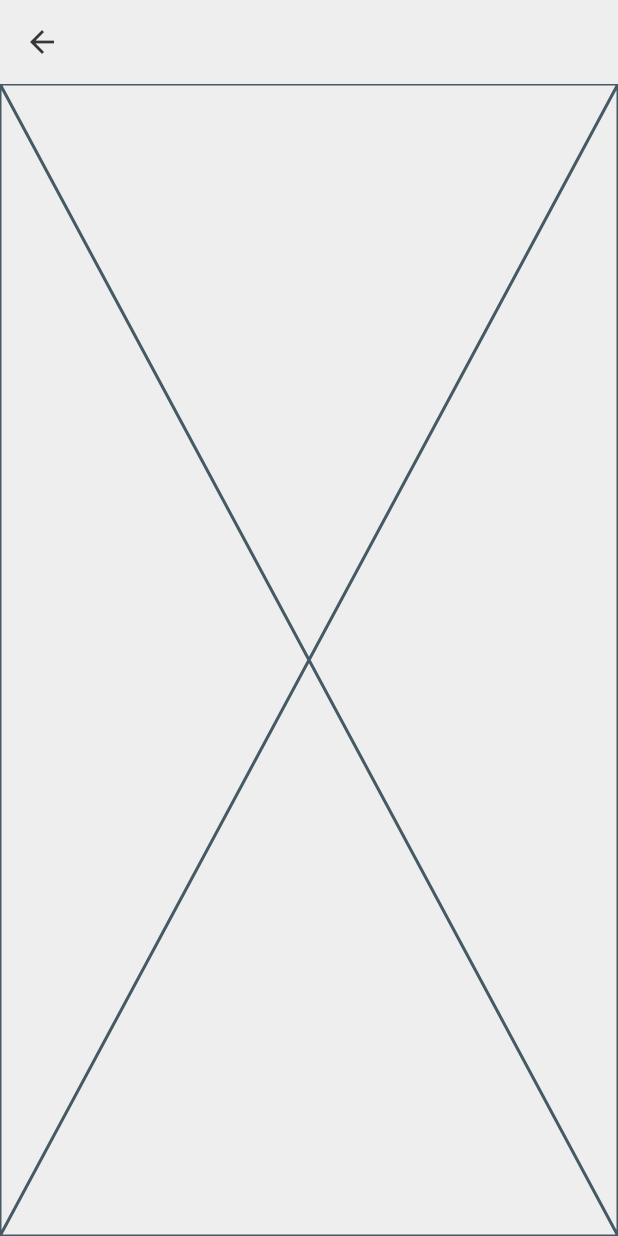
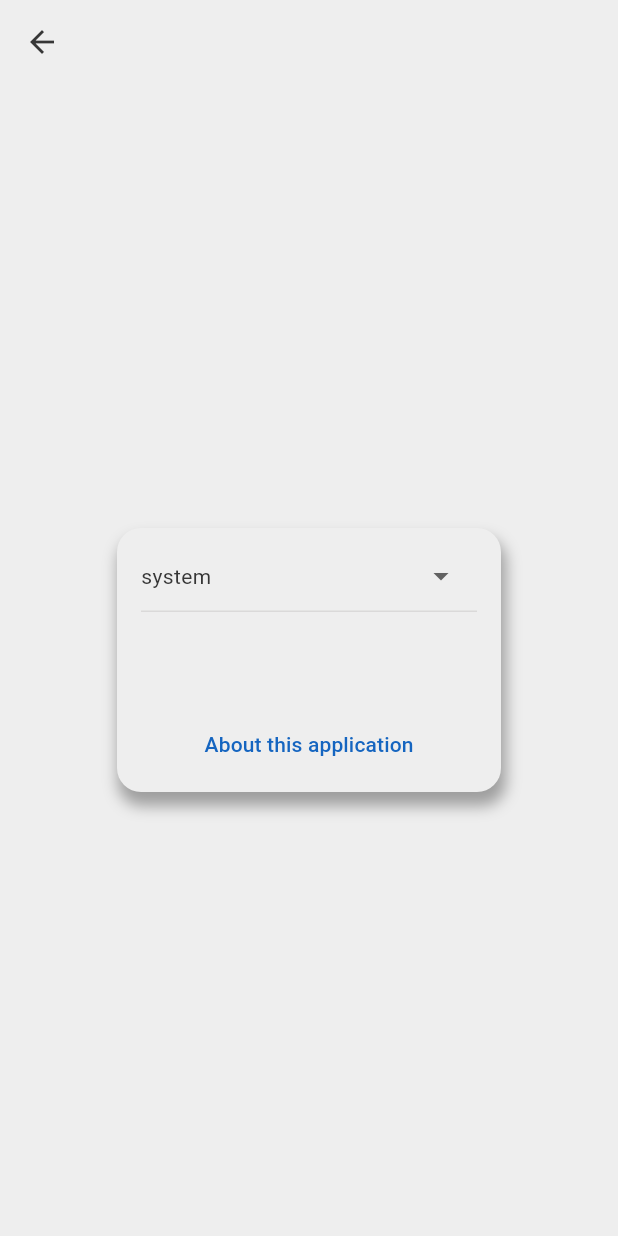
Before and after one commit to Aidaman/gurps_character_creation, a Flutter app: the screen it shows after launch, after a tap on the "settings" icon, on a phone screen of 412 x 824 dp. Run offline on Flutter 3.47's test engine with Material 3 defaults, Android fonts, the phone set to English and light mode, and no system bars; our stand-ins replace flutter_svg, gap.

Commit message:
feature: added Theme changes fature: added Settings Page and it's minimal kit refactor: moved SettingsCard to it's own widget and file

```diff
--- a/lib/main.dart
+++ b/lib/main.dart
@@ -2,6 +2,7 @@ import 'package:flutter/material.dart';
 import 'package:gurps_character_creation/providers/aspects_provider.dart';
 import 'package:gurps_character_creation/pages/homepage.dart';
 import 'package:gurps_character_creation/providers/character_provider.dart';
+import 'package:gurps_character_creation/providers/theme_provider.dart';
 import 'package:gurps_character_creation/utilities/app_routes.dart';
 import 'package:provider/provider.dart';
 
@@ -11,6 +12,7 @@ void main() {
       providers: [
         ChangeNotifierProvider(create: (_) => AspectsProvider()),
         ChangeNotifierProvider(create: (_) => CharacterProvider()),
+        ChangeNotifierProvider(create: (_) => ThemeProvider()),
       ],
       child: const MyApp(),
     ),
@@ -34,6 +36,8 @@ class _MyAppState extends State<MyApp> {
 
   @override
   Widget build(BuildContext context) {
+    final ThemeProvider themeProvider = Provider.of<ThemeProvider>(context);
+
     return MaterialApp(
       title: 'GURPS Character Sheet',
       theme: ThemeData(
@@ -66,7 +70,7 @@ class _MyAppState extends State<MyApp> {
         ),
         useMaterial3: true,
       ),
-      themeMode: ThemeMode.system,
+      themeMode: themeProvider.currentTheme,
       routes: Map.fromEntries(
         routes.map(
           (route) => MapEntry(
--- a/lib/pages/homepage.dart
+++ b/lib/pages/homepage.dart
@@ -1,6 +1,7 @@
 import 'package:flutter/material.dart';
 import 'package:flutter_svg/svg.dart';
 import 'package:gurps_character_creation/utilities/app_routes.dart';
+import 'package:gurps_character_creation/utilities/common_constants.dart';
 import 'package:gurps_character_creation/utilities/responsive_layouting_constants.dart';
 
 class Homepage extends StatelessWidget {
@@ -32,8 +33,8 @@ class Homepage extends StatelessWidget {
             SvgPicture.asset(
               'assets/spell_book.svg',
               height: MediaQuery.of(context).size.width <= MAX_MOBILE_WIDTH
-                  ? 128
-                  : 200,
+                  ? LOGO_ICON_SIZE_MOBILE
+                  : LOGO_ICON_SIZE_DESKTOP,
             ),
             Text(
               'Welcome to GURPS Composer',
--- a/lib/pages/settings.dart
+++ b/lib/pages/settings.dart
@@ -1,13 +1,68 @@
 import 'package:flutter/material.dart';
+import 'package:flutter_svg/svg.dart';
+import 'package:gap/gap.dart';
+import 'package:gurps_character_creation/providers/theme_provider.dart';
+import 'package:gurps_character_creation/utilities/common_constants.dart';
+import 'package:gurps_character_creation/utilities/form_helpers.dart';
+import 'package:gurps_character_creation/utilities/responsive_layouting_constants.dart';
+import 'package:gurps_character_creation/widgets/settings_card.dart';
+import 'package:provider/provider.dart';
 
 class SettingsPage extends StatelessWidget {
   const SettingsPage({super.key});
 
   @override
   Widget build(BuildContext context) {
+    final ThemeProvider themeProvider = Provider.of<ThemeProvider>(context);
+
     return Scaffold(
       appBar: AppBar(),
-      body: const Placeholder(),
+      body: Center(
+        child: SettingsCard(
+          child: Column(
+            mainAxisSize: MainAxisSize.min,
+            children: [
+              buildFormDropdownMenu<ThemeMode>(
+                items: List<DropdownMenuItem<ThemeMode>>.from(
+                  ThemeMode.values.map(
+                    (ThemeMode theme) => DropdownMenuItem<ThemeMode>(
+                      value: theme,
+                      child: Text(
+                        theme.name,
+                      ),
+                    ),
+                  ),
+                ),
+                initialValue: ThemeMode.system,
+                onChanged: (ThemeMode? value) =>
+                    themeProvider.currentTheme = value,
+                context: context,
+                hint: 'Theme',
+              ),
+              const Gap(64),
+              TextButton(
+                onPressed: () {
+                  showDialog(
+                    context: context,
+                    builder: (context) => AboutDialog(
+                      applicationName: 'GURPS\nComposer',
+                      applicationVersion: '0.0.1',
+                      applicationIcon: SvgPicture.asset(
+                        'assets/spell_book.svg',
+                        height:
+                            MediaQuery.of(context).size.width > MAX_MOBILE_WIDTH
+                                ? LOGO_ICON_SIZE_ABOUT_DIALOG_DESKTOP
+                                : LOGO_ICON_SIZE_ABOUT_DIALOG_MOBILE,
+                      ),
+                    ),
+                  );
+                },
+                child: const Text('About this application'),
+              )
+            ],
+          ),
+        ),
+      ),
     );
   }
 }
--- a/lib/providers/theme_provider.dart
+++ b/lib/providers/theme_provider.dart
@@ -1,3 +1,15 @@
 import 'package:flutter/material.dart';
 
-class ThemeProvider extends ChangeNotifier {}
+class ThemeProvider extends ChangeNotifier {
+  ThemeMode _currentTheme = ThemeMode.system;
+
+  ThemeMode get currentTheme => _currentTheme;
+  set currentTheme(ThemeMode? value) {
+    if (value == null) {
+      return;
+    }
+
+    _currentTheme = value;
+    notifyListeners();
+  }
+}
--- a/lib/utilities/common_constants.dart
+++ b/lib/utilities/common_constants.dart
@@ -1,3 +1,8 @@
 const double COMMON_ELLEVATION = 8;
 
 const double APP_BAR_HEIGHT = 48;
+
+const double LOGO_ICON_SIZE_DESKTOP = 200;
+const double LOGO_ICON_SIZE_MOBILE = 128;
+const double LOGO_ICON_SIZE_ABOUT_DIALOG_DESKTOP = 86;
+const double LOGO_ICON_SIZE_ABOUT_DIALOG_MOBILE = 64;
--- a/lib/utilities/responsive_layouting_constants.dart
+++ b/lib/utilities/responsive_layouting_constants.dart
@@ -17,5 +17,5 @@ const double DESKTOP_VERTICAL_PADDING = 16;
 
 const double MAX_DESKTOP_CONTENT_WIDTH = 896;
 
-const double SETUP_PAGE_FORM_DESKTOP_WIDTH = 512;
-const double SETUP_PAGE_FORM_MOBILE_WIDTH = 256;
+const double SETTING_CARD_DESKTOP_WIDTH = 512;
+const double SETTING_CARD_MOBILE_WIDTH = 256;
--- /dev/null
+++ b/lib/widgets/settings_card.dart
@@ -0,0 +1,34 @@
+import 'package:flutter/material.dart';
+import 'package:gurps_character_creation/utilities/responsive_layouting_constants.dart';
+
+class SettingsCard extends StatelessWidget {
+  final Widget child;
+
+  const SettingsCard({super.key, required this.child});
+
+  @override
+  Widget build(BuildContext context) {
+    return Container(
+      width: MediaQuery.of(context).size.width > MAX_MOBILE_WIDTH
+          ? SETTING_CARD_DESKTOP_WIDTH
+          : SETTING_CARD_MOBILE_WIDTH,
+      padding: const EdgeInsets.symmetric(
+        horizontal: 16.0,
+        vertical: 8.0,
+      ),
+      decoration: BoxDecoration(
+        color: Theme.of(context).colorScheme.surface,
+        boxShadow: [
+          BoxShadow(
+            blurRadius: 8,
+            color: Theme.of(context).colorScheme.shadow,
+            spreadRadius: 1,
+            offset: const Offset(2, 8),
+          ),
+        ],
+        borderRadius: BorderRadius.circular(16),
+      ),
+      child: child,
+    );
+  }
+}
```
Also changed, not shown: lib/pages/setup.dart (+6 -24 lines).
